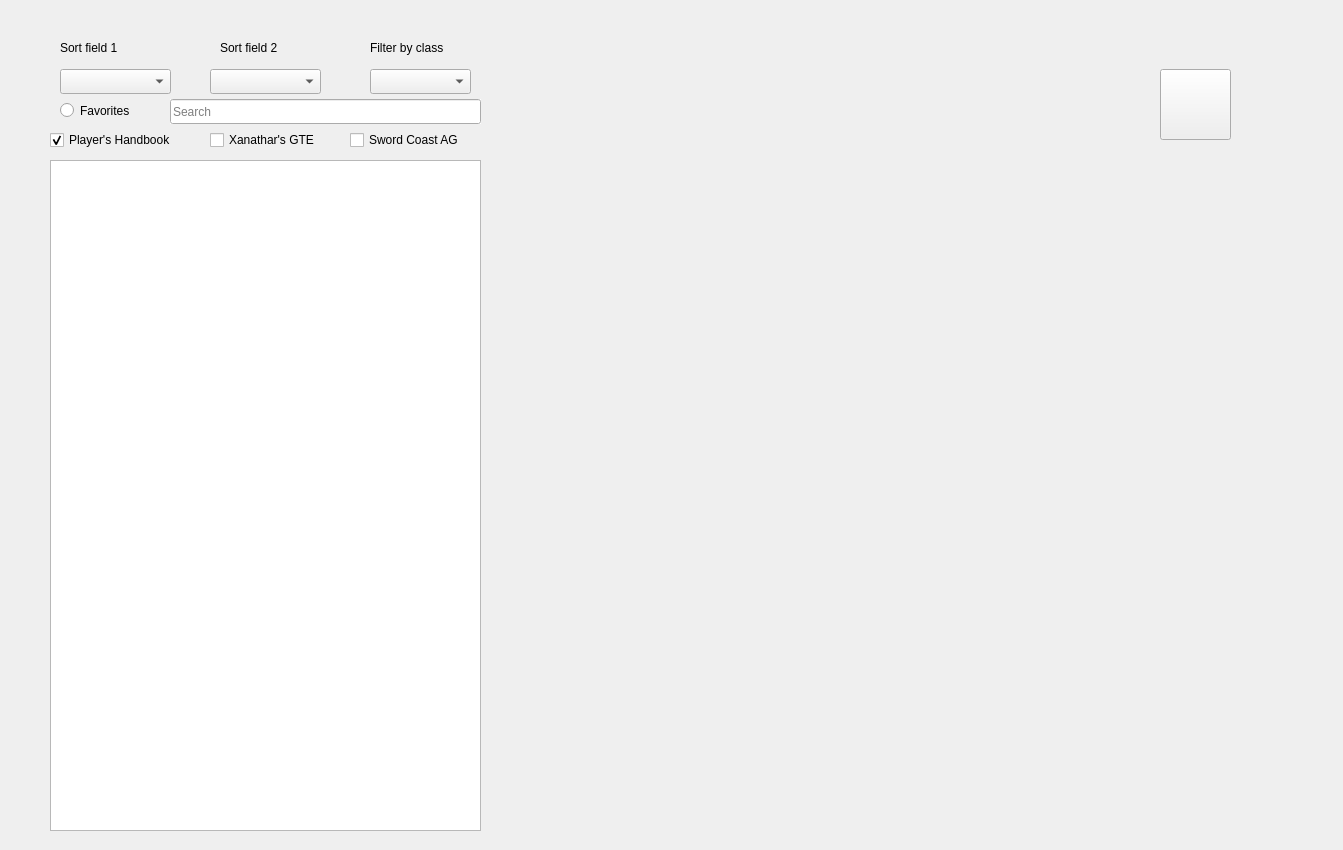
The window that spellbook.ui (Carifio24/DMCompanion) describes before a commit, drawn with Qt 5.
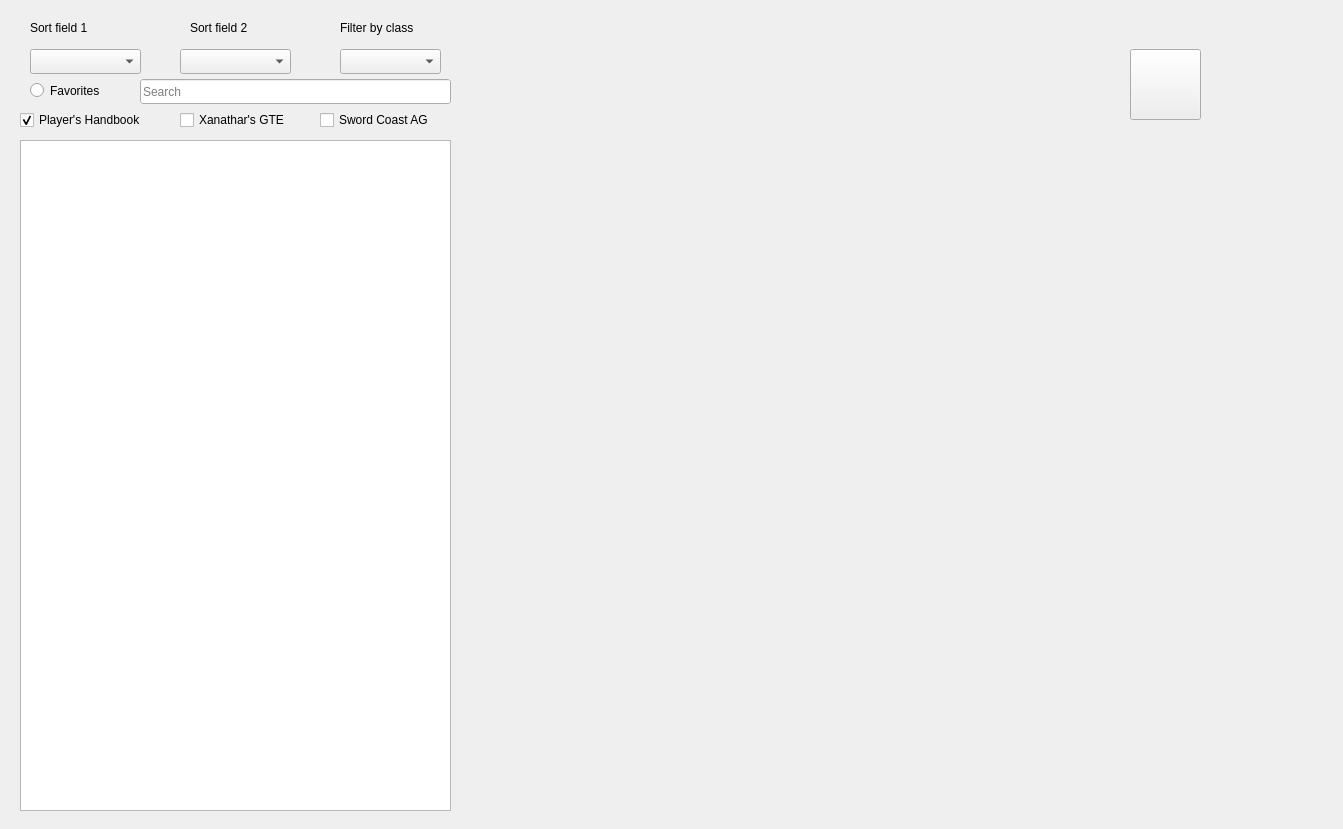
The same window after the commit.

What changed in the file:
```diff
--- a/spellbook.ui
+++ b/spellbook.ui
@@ -7,7 +7,7 @@
     <x>0</x>
     <y>0</y>
     <width>1343</width>
-    <height>850</height>
+    <height>829</height>
    </rect>
   </property>
   <property name="windowTitle">
@@ -16,8 +16,8 @@
   <widget class="QLabel" name="nameLabel">
    <property name="geometry">
     <rect>
-     <x>559</x>
-     <y>69</y>
+     <x>529</x>
+     <y>49</y>
      <width>591</width>
      <height>71</height>
     </rect>
@@ -45,8 +45,8 @@
   <widget class="QLabel" name="descriptionTitle">
    <property name="geometry">
     <rect>
-     <x>580</x>
-     <y>460</y>
+     <x>550</x>
+     <y>440</y>
      <width>111</width>
      <height>20</height>
     </rect>
@@ -58,8 +58,8 @@
   <widget class="QLabel" name="subclassesLabel">
    <property name="geometry">
     <rect>
-     <x>580</x>
-     <y>430</y>
+     <x>550</x>
+     <y>410</y>
      <width>451</width>
      <height>17</height>
     </rect>
@@ -71,8 +71,8 @@
   <widget class="QComboBox" name="sort1Box">
    <property name="geometry">
     <rect>
-     <x>60</x>
-     <y>69</y>
+     <x>30</x>
+     <y>49</y>
      <width>111</width>
      <height>25</height>
     </rect>
@@ -81,8 +81,8 @@
   <widget class="QLabel" name="classesLabel">
    <property name="geometry">
     <rect>
-     <x>580</x>
-     <y>400</y>
+     <x>550</x>
+     <y>380</y>
      <width>451</width>
      <height>17</height>
     </rect>
@@ -94,8 +94,8 @@
   <widget class="QTableWidget" name="spellList">
    <property name="geometry">
     <rect>
-     <x>50</x>
-     <y>160</y>
+     <x>20</x>
+     <y>140</y>
      <width>431</width>
      <height>671</height>
     </rect>
@@ -131,8 +131,8 @@
   <widget class="QLabel" name="componentsLabel">
    <property name="geometry">
     <rect>
-     <x>580</x>
-     <y>310</y>
+     <x>550</x>
+     <y>290</y>
      <width>181</width>
      <height>16</height>
     </rect>
@@ -144,8 +144,8 @@
   <widget class="QRadioButton" name="favoritesButton">
    <property name="geometry">
     <rect>
-     <x>60</x>
-     <y>99</y>
+     <x>30</x>
+     <y>79</y>
      <width>112</width>
      <height>23</height>
     </rect>
@@ -157,8 +157,8 @@
   <widget class="QLabel" name="descriptionLabel">
    <property name="geometry">
     <rect>
-     <x>580</x>
-     <y>490</y>
+     <x>550</x>
+     <y>470</y>
      <width>591</width>
      <height>301</height>
     </rect>
@@ -176,8 +176,8 @@
   <widget class="QLabel" name="castingTimeLabel">
    <property name="geometry">
     <rect>
-     <x>580</x>
-     <y>189</y>
+     <x>550</x>
+     <y>169</y>
      <width>241</width>
      <height>21</height>
     </rect>
@@ -189,8 +189,8 @@
   <widget class="QLabel" name="materialLabel">
    <property name="geometry">
     <rect>
-     <x>580</x>
-     <y>340</y>
+     <x>550</x>
+     <y>320</y>
      <width>641</width>
      <height>51</height>
     </rect>
@@ -208,8 +208,8 @@
   <widget class="QComboBox" name="sort2Box">
    <property name="geometry">
     <rect>
-     <x>210</x>
-     <y>69</y>
+     <x>180</x>
+     <y>49</y>
      <width>111</width>
      <height>25</height>
     </rect>
@@ -218,8 +218,8 @@
   <widget class="QLabel" name="concentrationLabel">
    <property name="geometry">
     <rect>
-     <x>580</x>
-     <y>250</y>
+     <x>550</x>
+     <y>230</y>
      <width>141</width>
      <height>17</height>
     </rect>
@@ -231,8 +231,8 @@
   <widget class="QLabel" name="schoolLabel">
    <property name="geometry">
     <rect>
-     <x>580</x>
-     <y>155</y>
+     <x>550</x>
+     <y>135</y>
      <width>201</width>
      <height>21</height>
     </rect>
@@ -244,8 +244,8 @@
   <widget class="QLabel" name="sort1Label">
    <property name="geometry">
     <rect>
-     <x>60</x>
-     <y>39</y>
+     <x>30</x>
+     <y>19</y>
      <width>81</width>
      <height>17</height>
     </rect>
@@ -257,8 +257,8 @@
   <widget class="QComboBox" name="filterBox">
    <property name="geometry">
     <rect>
-     <x>370</x>
-     <y>69</y>
+     <x>340</x>
+     <y>49</y>
      <width>101</width>
      <height>25</height>
     </rect>
@@ -267,8 +267,8 @@
   <widget class="QLabel" name="levelLabel">
    <property name="geometry">
     <rect>
-     <x>810</x>
-     <y>156</y>
+     <x>780</x>
+     <y>136</y>
      <width>121</width>
      <height>20</height>
     </rect>
@@ -280,8 +280,8 @@
   <widget class="QLineEdit" name="searchBar">
    <property name="geometry">
     <rect>
-     <x>170</x>
-     <y>99</y>
+     <x>140</x>
+     <y>79</y>
      <width>311</width>
      <height>25</height>
     </rect>
@@ -302,8 +302,8 @@
   <widget class="QLabel" name="ritualLabel">
    <property name="geometry">
     <rect>
-     <x>820</x>
-     <y>247</y>
+     <x>790</x>
+     <y>227</y>
      <width>171</width>
      <height>20</height>
     </rect>
@@ -315,8 +315,8 @@
   <widget class="QScrollArea" name="descScrollArea">
    <property name="geometry">
     <rect>
-     <x>580</x>
-     <y>490</y>
+     <x>550</x>
+     <y>470</y>
      <width>591</width>
      <height>321</height>
     </rect>
@@ -344,8 +344,8 @@
   <widget class="QPushButton" name="favButton">
    <property name="geometry">
     <rect>
-     <x>1160</x>
-     <y>69</y>
+     <x>1130</x>
+     <y>49</y>
      <width>71</width>
      <height>71</height>
     </rect>
@@ -360,8 +360,8 @@
   <widget class="QLabel" name="rangeLabel">
    <property name="geometry">
     <rect>
-     <x>580</x>
-     <y>220</y>
+     <x>550</x>
+     <y>200</y>
      <width>211</width>
      <height>17</height>
     </rect>
@@ -376,8 +376,8 @@
   <widget class="QLabel" name="filterLabel">
    <property name="geometry">
     <rect>
-     <x>370</x>
-     <y>39</y>
+     <x>340</x>
+     <y>19</y>
      <width>101</width>
      <height>17</height>
     </rect>
@@ -389,8 +389,8 @@
   <widget class="QLabel" name="pageLabel">
    <property name="geometry">
     <rect>
-     <x>1010</x>
-     <y>159</y>
+     <x>980</x>
+     <y>139</y>
      <width>171</width>
      <height>17</height>
     </rect>
@@ -402,8 +402,8 @@
   <widget class="QLabel" name="durationLabel">
    <property name="geometry">
     <rect>
-     <x>580</x>
-     <y>280</y>
+     <x>550</x>
+     <y>260</y>
      <width>281</width>
      <height>17</height>
     </rect>
@@ -415,8 +415,8 @@
   <widget class="QLabel" name="sort2Label">
    <property name="geometry">
     <rect>
-     <x>220</x>
-     <y>39</y>
+     <x>190</x>
+     <y>19</y>
      <width>81</width>
      <height>17</height>
     </rect>
@@ -428,8 +428,8 @@
   <widget class="QCheckBox" name="phbCheckbox">
    <property name="geometry">
     <rect>
-     <x>50</x>
-     <y>130</y>
+     <x>20</x>
+     <y>110</y>
      <width>141</width>
      <height>20</height>
     </rect>
@@ -444,8 +444,8 @@
   <widget class="QCheckBox" name="xgeCheckbox">
    <property name="geometry">
     <rect>
-     <x>210</x>
-     <y>130</y>
+     <x>180</x>
+     <y>110</y>
      <width>121</width>
      <height>20</height>
     </rect>
@@ -457,8 +457,8 @@
   <widget class="QCheckBox" name="scagCheckbox">
    <property name="geometry">
     <rect>
-     <x>350</x>
-     <y>130</y>
+     <x>320</x>
+     <y>110</y>
      <width>161</width>
      <height>20</height>
     </rect>
```
